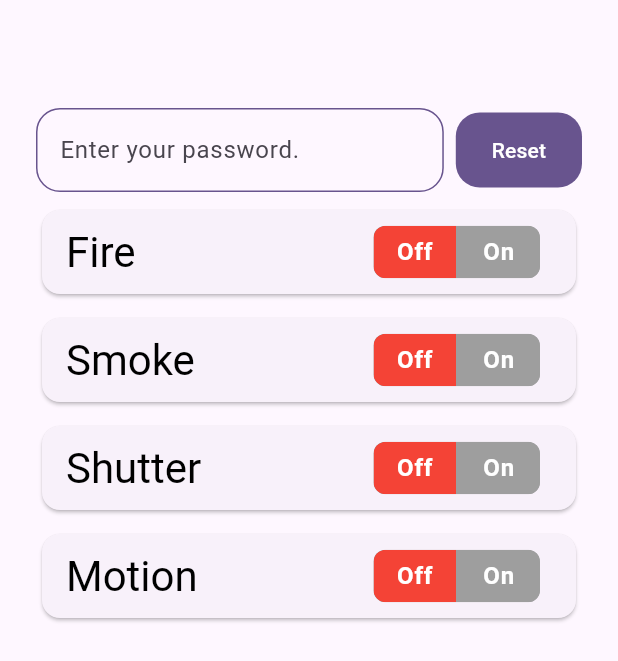
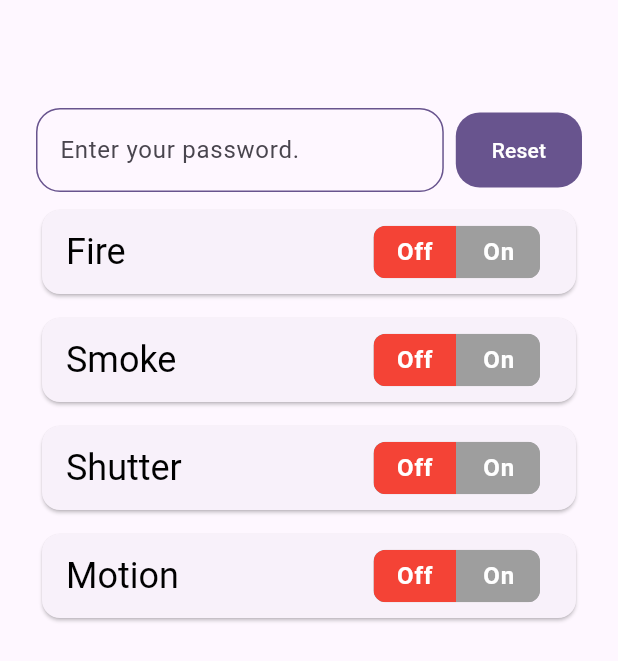
Before and after one commit to shaheen-singularity/commando_test_app, a Flutter app: the screen it shows after launch, on a phone screen of 412 x 824 dp. Shown: the top 661 px of the screen. Run offline on Flutter 3.47's test engine with Material 3 defaults, Android fonts, the light colour scheme and no system bars; drawn by our look-alikes of oktoast, toggle_switch; our stand-ins replace dio, gap, get.

Commit message:
Fix: minor issue fixed

```diff
--- a/lib/home/screen/home_screen.dart
+++ b/lib/home/screen/home_screen.dart
@@ -91,7 +91,7 @@ class HomeScreen extends StatelessWidget {
                             onTap: null,
                             title: Text(
                               "Fire",
-                              style: textTheme.headlineMedium?.copyWith(color: Colors.black),
+                              style: textTheme.headlineSmall?.copyWith(color: Colors.black),
                             ),
                             trailing: ToggleSwitch(
                               minWidth: 55,
@@ -134,7 +134,7 @@ class HomeScreen extends StatelessWidget {
                             onTap: null,
                             title: Text(
                               "Smoke",
-                              style: textTheme.headlineMedium?.copyWith(color: Colors.black),
+                              style: textTheme.headlineSmall?.copyWith(color: Colors.black),
                             ),
                             trailing: ToggleSwitch(
                               minWidth: 55,
@@ -177,7 +177,7 @@ class HomeScreen extends StatelessWidget {
                             onTap: null,
                             title: Text(
                               "Shutter",
-                              style: textTheme.headlineMedium?.copyWith(color: Colors.black),
+                              style: textTheme.headlineSmall?.copyWith(color: Colors.black),
                             ),
                             trailing: ToggleSwitch(
                               minWidth: 55,
@@ -220,7 +220,7 @@ class HomeScreen extends StatelessWidget {
                               onTap: null,
                               title: Text(
                                 "Motion",
-                                style: textTheme.headlineMedium?.copyWith(color: Colors.black),
+                                style: textTheme.headlineSmall?.copyWith(color: Colors.black),
                               ),
                               trailing: ToggleSwitch(
                                 minWidth: 55,
```
